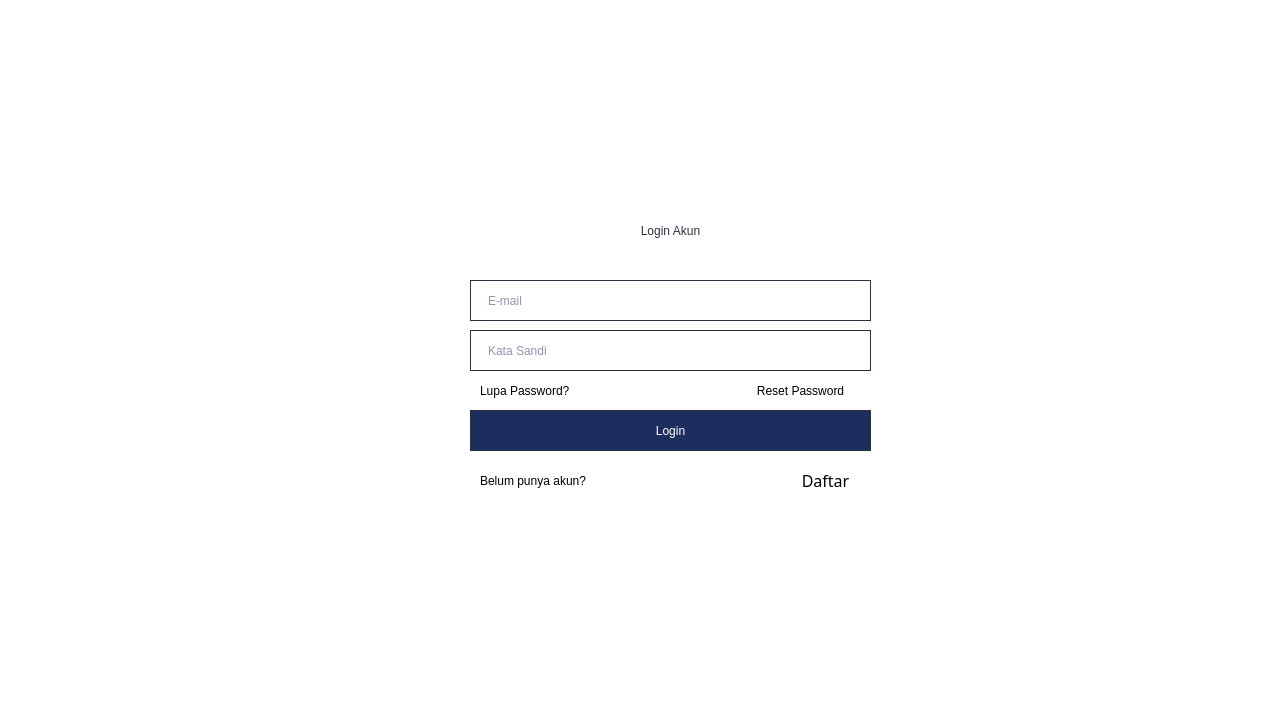
First picture: the form in src/login.ui, repository stellaribli/Tuciwir, before the edit.
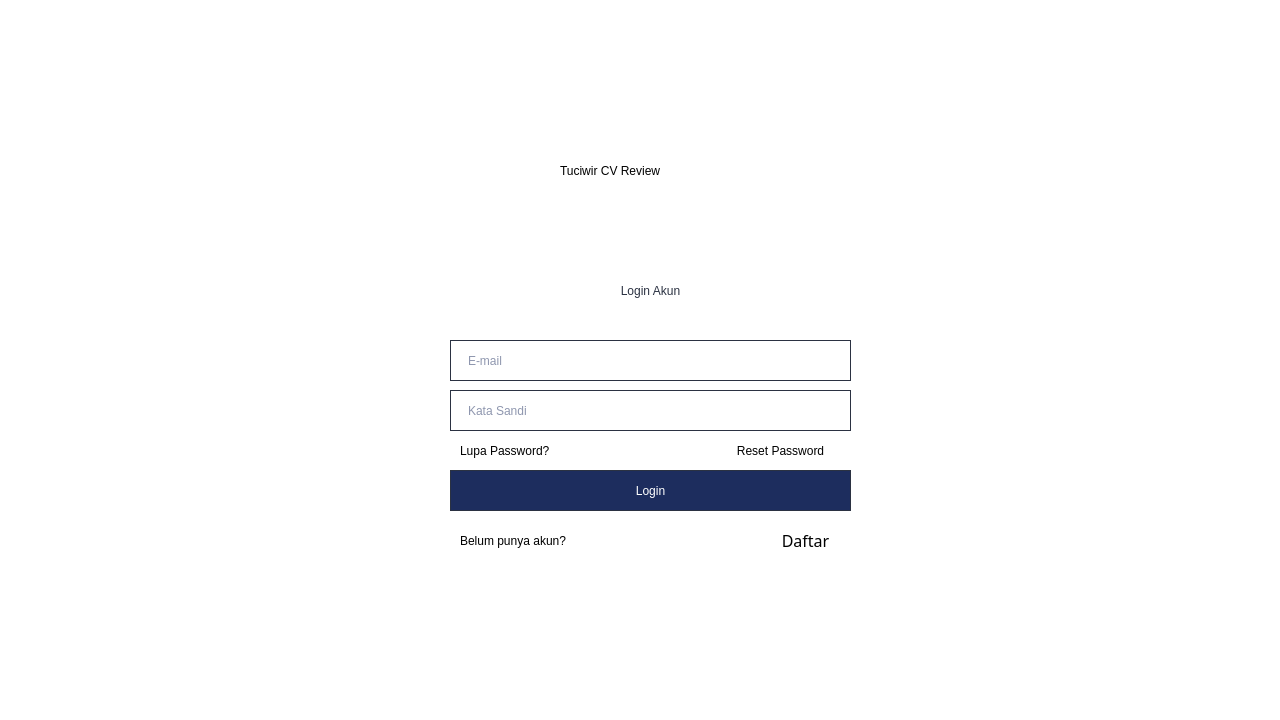
Second picture: the form after the edit. Icons and pictures are not drawn.

Diff of the .ui file:
```diff
--- a/src/login.ui
+++ b/src/login.ui
@@ -19,8 +19,8 @@
   <widget class="QLabel" name="label">
    <property name="geometry">
     <rect>
-     <x>540</x>
-     <y>200</y>
+     <x>520</x>
+     <y>260</y>
      <width>261</width>
      <height>61</height>
     </rect>
@@ -39,8 +39,8 @@
   <widget class="QLineEdit" name="email">
    <property name="geometry">
     <rect>
-     <x>470</x>
-     <y>280</y>
+     <x>450</x>
+     <y>340</y>
      <width>401</width>
      <height>41</height>
     </rect>
@@ -65,8 +65,8 @@
   <widget class="QLineEdit" name="password">
    <property name="geometry">
     <rect>
-     <x>470</x>
-     <y>330</y>
+     <x>450</x>
+     <y>390</y>
      <width>401</width>
      <height>41</height>
     </rect>
@@ -94,8 +94,8 @@
   <widget class="QPushButton" name="loginbutton">
    <property name="geometry">
     <rect>
-     <x>470</x>
-     <y>410</y>
+     <x>450</x>
+     <y>470</y>
      <width>401</width>
      <height>41</height>
     </rect>
@@ -120,8 +120,8 @@
   <widget class="QLabel" name="label_4">
    <property name="geometry">
     <rect>
-     <x>480</x>
-     <y>470</y>
+     <x>460</x>
+     <y>530</y>
      <width>161</width>
      <height>21</height>
     </rect>
@@ -138,8 +138,8 @@
   <widget class="QPushButton" name="createaccbutton">
    <property name="geometry">
     <rect>
-     <x>800</x>
-     <y>470</y>
+     <x>780</x>
+     <y>530</y>
      <width>51</width>
      <height>21</height>
     </rect>
@@ -165,8 +165,8 @@
   <widget class="QLabel" name="label_6">
    <property name="geometry">
     <rect>
-     <x>480</x>
-     <y>380</y>
+     <x>460</x>
+     <y>440</y>
      <width>131</width>
      <height>21</height>
     </rect>
@@ -183,8 +183,8 @@
   <widget class="QPushButton" name="loginaccbutton_3">
    <property name="geometry">
     <rect>
-     <x>740</x>
-     <y>380</y>
+     <x>720</x>
+     <y>440</y>
      <width>121</width>
      <height>21</height>
     </rect>
@@ -198,6 +198,41 @@
     <string>Reset Password</string>
    </property>
   </widget>
+  <widget class="QLabel" name="label_2">
+   <property name="geometry">
+    <rect>
+     <x>530</x>
+     <y>90</y>
+     <width>211</width>
+     <height>61</height>
+    </rect>
+   </property>
+   <property name="text">
+    <string/>
+   </property>
+   <property name="pixmap">
+    <pixmap>../img/logo aksel.png</pixmap>
+   </property>
+   <property name="scaledContents">
+    <bool>true</bool>
+   </property>
+  </widget>
+  <widget class="QLabel" name="label_3">
+   <property name="geometry">
+    <rect>
+     <x>560</x>
+     <y>150</y>
+     <width>171</width>
+     <height>41</height>
+    </rect>
+   </property>
+   <property name="styleSheet">
+    <string notr="true">font: 14pt &quot;Mulish&quot;;</string>
+   </property>
+   <property name="text">
+    <string>Tuciwir CV Review</string>
+   </property>
+  </widget>
  </widget>
  <resources/>
  <connections/>
```
